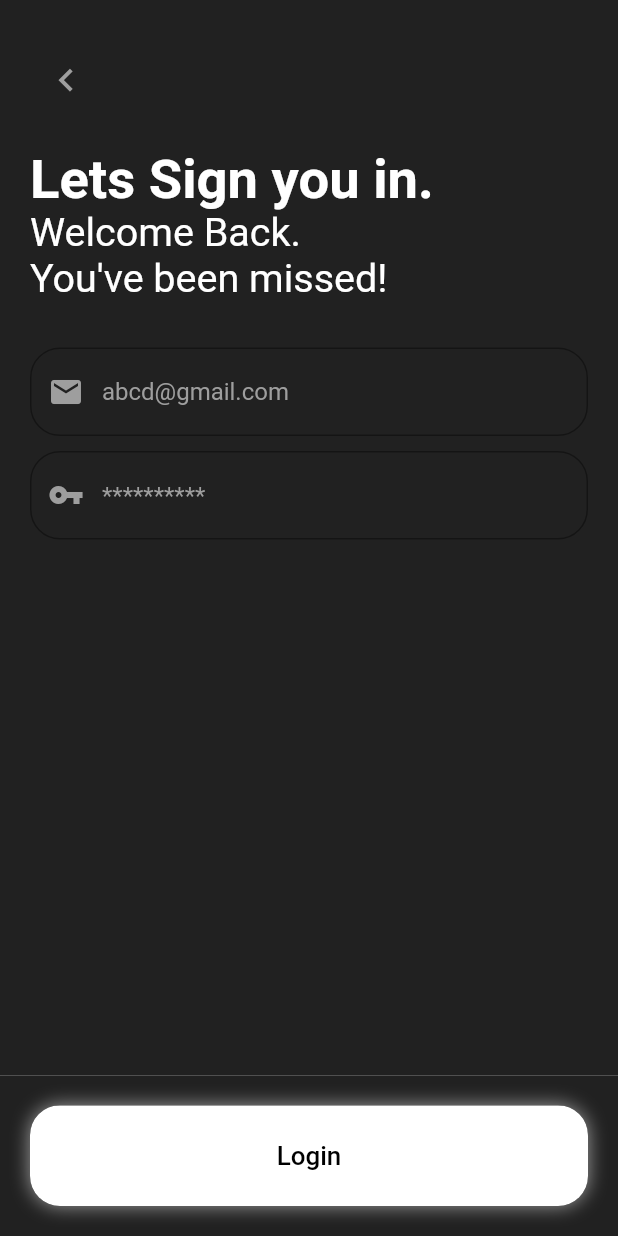
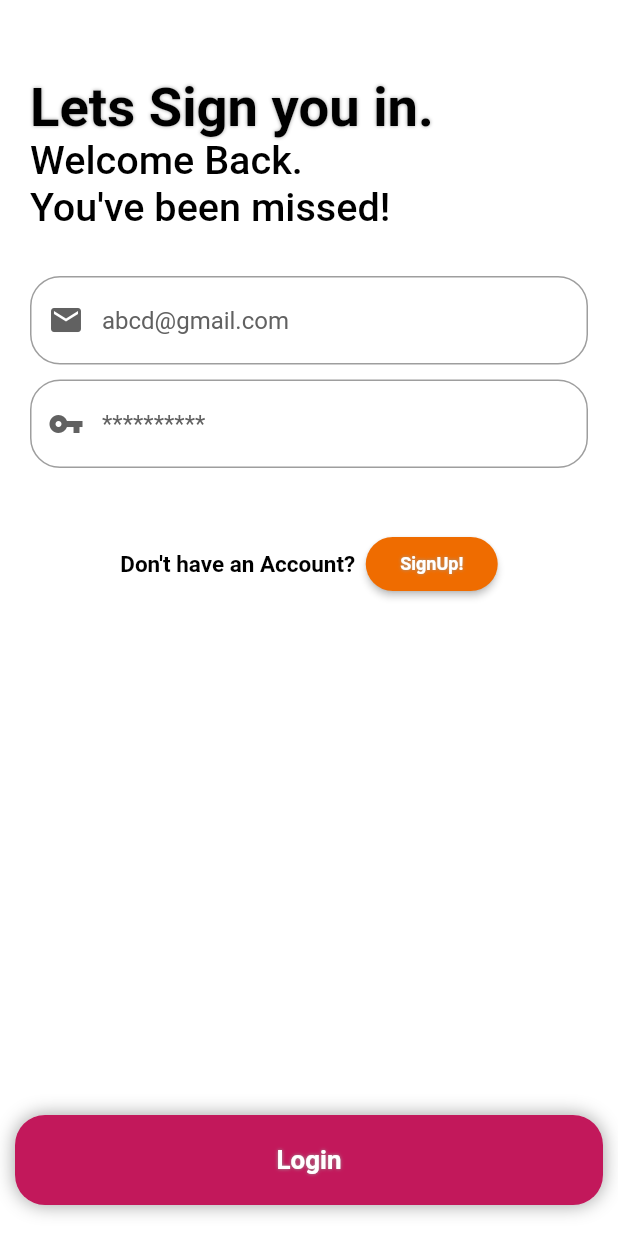
Before and after one commit to Harmanjit14/myntra-prototype, a Flutter app: the LoginScreen screen opened directly, on a phone screen of 412 x 824 dp. Run offline on Flutter 3.47's test engine with Material 2 defaults, Android fonts, the phone set to English and light mode, and no system bars; our stand-ins replace cloud_firestore, firebase_auth, firebase_core, font_awesome_flutter, get, google_fonts; accounts and stored records are empty; Roboto replaces fonts that are missing (Oxygen).

```diff
--- a/lib/main.dart
+++ b/lib/main.dart
@@ -3,7 +3,7 @@ import 'package:flutter/material.dart';
 import 'package:get/get.dart';
 import 'package:flutter/services.dart';
 import 'package:myntra/constants/theme.dart';
-import 'package:myntra/screens/dashboard.dart';
+import 'package:myntra/screens/login.dart';
 
 void main() async {
   WidgetsFlutterBinding.ensureInitialized();
@@ -23,7 +23,7 @@ class MyApp extends StatelessWidget {
       theme: lightTheme(),
       darkTheme: darkTheme(),
       themeMode: ThemeMode.light,
-      home: const DashBoard(),
+      home: LoginScreen(),
     );
   }
 }
--- a/lib/screens/login.dart
+++ b/lib/screens/login.dart
@@ -2,7 +2,8 @@ import 'dart:async';
 import 'package:firebase_auth/firebase_auth.dart';
 import 'package:flutter/material.dart';
 import 'package:get/get.dart';
-import 'exports.dart';
+import 'package:myntra/constants/text.dart';
+import 'package:myntra/screens/register.dart';
 
 class LoginButton extends GetxController {
   RxBool loading = false.obs;
@@ -24,13 +25,12 @@ class LoginScreen extends StatelessWidget {
             email: _email.text, password: _password.text)
         .then((value) {
       _obj.loading.value = false;
-      Get.offAll(() => const MapScreen());
+      // Get.offAll(() => const MapScreen());
     }).catchError((e) {
       Get.snackbar("Error", e.message,
           //  "Unable to login, Please try again later..",
           icon: const Icon(Icons.error));
       _obj.loading.value = false;
-
     });
   }
 
@@ -39,13 +39,18 @@ class LoginScreen extends StatelessWidget {
     Size size = MediaQuery.of(context).size;
     return Scaffold(
       bottomSheet: Container(
-        color: Colors.grey[900],
-        height: size.height * 0.13,
+        color: Colors.white,
+        height: size.height * 0.11,
         width: double.maxFinite,
-        padding: const EdgeInsets.all(20),
-        child: Container(
+        padding: const EdgeInsets.all(10),
+        child: Column(
+          mainAxisSize: MainAxisSize.min,
+          mainAxisAlignment: MainAxisAlignment.spaceBetween,
+          crossAxisAlignment: CrossAxisAlignment.stretch,
+          children: [
+            Container(
               decoration: BoxDecoration(
-              color: Colors.black,
+                  color: Colors.white,
                   boxShadow: const [
                     BoxShadow(color: Colors.grey, blurRadius: 10),
                   ],
@@ -59,9 +64,9 @@ class LoginScreen extends StatelessWidget {
                 ),
                 child: Obx(
                   () => MaterialButton(
-                color: Colors.white,
+                    color: Colors.pink[700],
                     padding: const EdgeInsets.all(10),
-                height: double.maxFinite,
+                    height: 60,
                     onPressed: () async {
                       (_key.currentState!.validate())
                           ? login()
@@ -73,58 +78,36 @@ class LoginScreen extends StatelessWidget {
                         ? const CircularProgressIndicator(
                             color: Colors.black,
                           )
-                    : Text(
-                        "Login",
-                        style: TextStyle(
-                          color: Colors.black,
-                          fontSize: size.height * 0.021,
+                        : Text("Login",
+                            style: boldtextsyle(size.height * 0.021,
+                                shadow: true, color: Colors.white)),
                   ),
                 ),
               ),
             ),
+          ],
         ),
       ),
-      ),
-      backgroundColor: Colors.grey[900],
+      backgroundColor: Colors.white,
       body: SafeArea(
         child: Column(
           mainAxisSize: MainAxisSize.max,
           crossAxisAlignment: CrossAxisAlignment.stretch,
           children: [
+            const SizedBox(height: 50),
             Padding(
-              padding: const EdgeInsets.all(20.0),
-              child: Container(
-                alignment: Alignment.bottomLeft,
-                height: size.height * 0.07,
-                child: IconButton(
-                    onPressed: () {
-                      Get.off(() => const IntoScreen());
-                    },
-                    icon: Icon(Icons.navigate_before,
-                        color: Colors.grey[500], size: size.height * 0.037)),
-              ),
+              padding: const EdgeInsets.symmetric(horizontal: 20, vertical: 0),
+              child: Text("Lets Sign you in.",
+                  // textAlign: TextAlign.center,
+                  style: boldtextsyle(size.height * 0.044,
+                      color: Colors.black, shadow: true)),
             ),
             Padding(
               padding: const EdgeInsets.symmetric(horizontal: 20, vertical: 0),
-              child: Text(
-                "Lets Sign you in.",
+              child: Text("Welcome Back.\nYou've been missed!",
                   // textAlign: TextAlign.center,
-                style: TextStyle(
-                    fontWeight: FontWeight.bold,
-                    fontSize: size.height * 0.044,
-                    color: Colors.white),
-              ),
-            ),
-            Padding(
-              padding: const EdgeInsets.symmetric(horizontal: 20, vertical: 0),
-              child: Text(
-                "Welcome Back.\nYou've been missed!",
-                // textAlign: TextAlign.center,
-                style: TextStyle(
-                    fontWeight: FontWeight.normal,
-                    fontSize: size.height * 0.032,
-                    color: Colors.white),
-              ),
+                  style:
+                      mediumtextsyle(size.height * 0.032, color: Colors.black)),
             ),
             Padding(
               padding: const EdgeInsets.all(20.0),
@@ -143,22 +126,22 @@ class LoginScreen extends StatelessWidget {
                       },
                       controller: _email,
                       keyboardType: TextInputType.emailAddress,
-                        decoration: const InputDecoration(
+                      decoration: InputDecoration(
                           // label: Text("Email"),
                           prefixIcon: Icon(
                             Icons.email,
-                              color: Colors.grey,
+                            color: Colors.grey[700],
                           ),
                           hintText: "abcd@gmail.com",
-                            border: OutlineInputBorder(
+                          border: const OutlineInputBorder(
                             borderSide: BorderSide(
                               color: Colors.grey,
                             ),
-                              borderRadius:
-                                  BorderRadius.all(Radius.circular(20)),
+                            borderRadius: BorderRadius.all(Radius.circular(20)),
                           ),
-                            hintStyle: TextStyle(
-                              color: Colors.grey,
+                          hintStyle: normaltextsyle(
+                            16,
+                            color: Colors.grey[700],
                           )
                           // prefixIcon: Icon(Icons.email)
                           ),
@@ -175,29 +158,57 @@ class LoginScreen extends StatelessWidget {
                       keyboardType: TextInputType.text,
                       obscureText: true,
                       obscuringCharacter: '*',
-                        decoration: const InputDecoration(
+                      decoration: InputDecoration(
                           // label: Text("Email"),
                           prefixIcon: Icon(
                             Icons.vpn_key,
-                              color: Colors.grey,
+                            color: Colors.grey[700],
                           ),
                           hintText: "**********",
-                            border: OutlineInputBorder(
+                          border: const OutlineInputBorder(
                             borderSide: BorderSide(
                               color: Colors.grey,
                             ),
-                              borderRadius:
-                                  BorderRadius.all(Radius.circular(20)),
+                            borderRadius: BorderRadius.all(Radius.circular(20)),
                           ),
-                            hintStyle: TextStyle(
-                              color: Colors.grey,
+                          hintStyle: normaltextsyle(
+                            16,
+                            color: Colors.grey[700],
                           )
                           // prefixIcon: Icon(Icons.email)
                           ),
                     ),
                   ],
-                  )),
-            )
+                ),
+              ),
+            ),
+            Padding(
+              padding: const EdgeInsets.all(20),
+              child: Row(
+                mainAxisSize: MainAxisSize.max,
+                mainAxisAlignment: MainAxisAlignment.center,
+                children: [
+                  Text(
+                    "Don't have an Account?",
+                    style: boldtextsyle(15),
+                  ),
+                  const SizedBox(
+                    width: 7,
+                  ),
+                  MaterialButton(
+                    color: Colors.orange[800],
+                    padding: const EdgeInsets.all(10),
+                    shape: const StadiumBorder(),
+                    onPressed: () async {
+                      Get.to(() => RegisterScreen());
+                    },
+                    child: Text("SignUp!",
+                        style: boldtextsyle(12,
+                            shadow: true, color: Colors.white)),
+                  ),
+                ],
+              ),
+            ),
           ],
         ),
       ),
--- a/pubspec.yaml
+++ b/pubspec.yaml
@@ -3,7 +3,7 @@ description: A new Flutter project.
 
 # The following line prevents the package from being accidentally published to
 # pub.dev using `flutter pub publish`. This is preferred for private packages.
-publish_to: 'none' # Remove this line if you wish to publish to pub.dev
+publish_to: "none" # Remove this line if you wish to publish to pub.dev
 
 # The following defines the version and build number for your application.
 # A version number is three numbers separated by dots, like 1.2.43
@@ -27,6 +27,7 @@ environment:
 # the latest version available on pub.dev. To see which dependencies have newer
 # versions available, run `flutter pub outdated`.
 dependencies:
+  after_layout: ^1.1.0
   cloud_firestore: ^2.5.3
   cupertino_icons: ^1.0.2
   firebase_auth: ^3.1.3
@@ -47,7 +48,6 @@ dev_dependencies:
 # following page: https://dart.dev/tools/pub/pubspec
 # The following section is specific to Flutter.
 flutter:
-
   # The following line ensures that the Material Icons font is
   # included with your application, so that you can use the icons in
   # the material Icons class.
```
Also changed, not shown: lib/screens/intro.dart (deleted, +0 -122 lines), lib/screens/register.dart (+17 -62 lines), pubspec.lock. Lines whose indentation alone changed are shown as unchanged.
